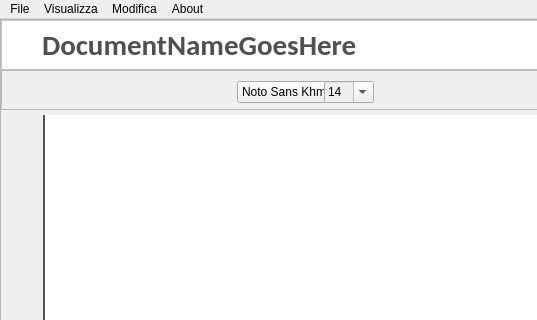
First picture: the form in ClientModule/editorwindow.ui, repository giovannic96/Real-time-collaborative-text-editor, before the edit; both pictures show x 0 to 537 and y 0 to 320 of the 1000 by 656 pixel window.
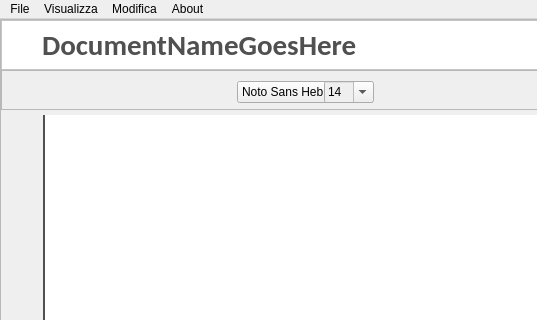
Second picture: the form after the edit. Icons and pictures are not drawn.

Diff of the .ui file:
```diff
--- a/ClientModule/editorwindow.ui
+++ b/ClientModule/editorwindow.ui
@@ -541,7 +541,7 @@
                    <string>Times New Roman</string>
                   </property>
                   <property name="currentIndex">
-                   <number>176</number>
+                   <number>166</number>
                   </property>
                   <property name="insertPolicy">
                    <enum>QComboBox::InsertAtTop</enum>
```
Left out of the diff: 9 changed lines with no effect on the pictures.
